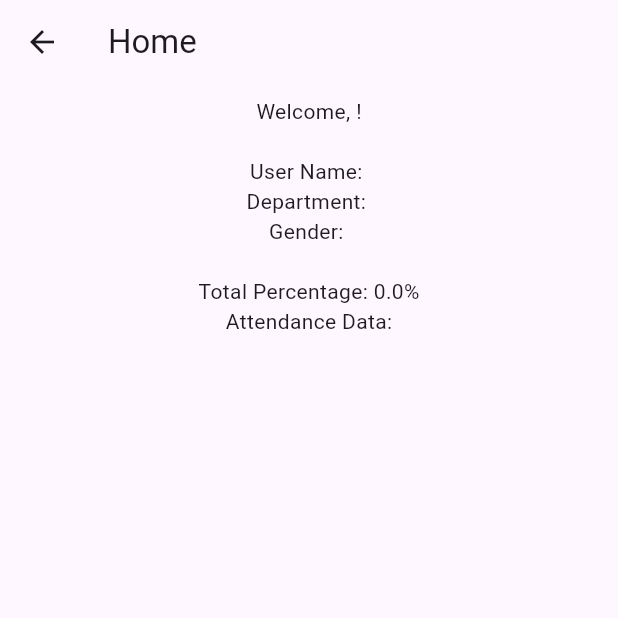
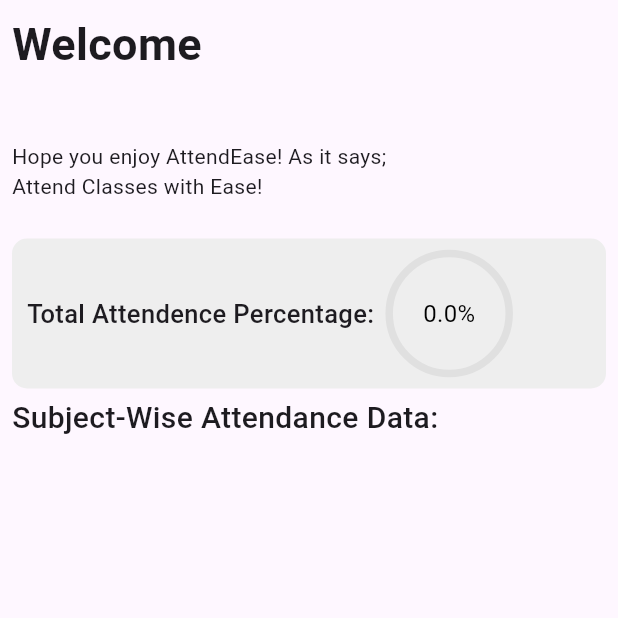
Before and after one commit to trulyPranav/AttendEase, a Flutter app: the Home screen opened directly with empty values, on a phone screen of 412 x 824 dp, the top half of it. Run offline on Flutter 3.47's test engine with Material 3 defaults, Android fonts, the phone set to English and light mode, and no system bars; our stand-ins replace animated_text_kit, clay_containers, shared_preferences; accounts and stored records are empty.

Commit message:
AttendEase 1st Prototype!

```diff
--- a/lib/screens/home.dart
+++ b/lib/screens/home.dart
@@ -1,4 +1,5 @@
 import 'package:flutter/material.dart';
+import 'package:animated_text_kit/animated_text_kit.dart';
 
 class Home extends StatefulWidget {
   final String name;
@@ -65,25 +66,69 @@
   @override
   Widget build(BuildContext context) {
     return Scaffold(
-      appBar: AppBar(
-        title: const Text('Home'),
-      ),
       body: SafeArea(
         child: SingleChildScrollView(
           child: Padding(
             padding: const EdgeInsets.all(8.0),
             child: Column(
-              mainAxisAlignment: MainAxisAlignment.center,
-              crossAxisAlignment: CrossAxisAlignment.center,
+              mainAxisAlignment: MainAxisAlignment.start,
+              crossAxisAlignment: CrossAxisAlignment.start,
               children: [
-                Text('Welcome, ${widget.name}!'),
+                Text('Welcome \n         $userName',
+                style: const TextStyle(
+                  fontWeight: FontWeight.bold,
+                  fontSize: 30,
+                ),),
+                const Text('Hope you enjoy AttendEase! As it says;\nAttend Classes with Ease!'),
                 const SizedBox(height: 20),
-                Text('User Name: $userName'),
-                Text('Department: $department'),
-                Text('Gender: $gender'),
-                const SizedBox(height: 20),
-                Text('Total Percentage: ${overallPercentage.toStringAsFixed(1)}%'),
-                const Text('Attendance Data:'),
+                Container(
+                  margin: const EdgeInsets.symmetric(vertical: 5),
+                  padding: const EdgeInsets.all(10),
+                  decoration: BoxDecoration(
+                    color: Colors.grey[200],
+                    borderRadius: BorderRadius.circular(10),
+                  ),
+                  child: Row(
+                    children: [
+                      const Text(
+                        'Total Attendence Percentage:',
+                        style: TextStyle(fontSize: 17, fontWeight: FontWeight.w500),
+                        overflow: TextOverflow.ellipsis,
+                        maxLines: 2,
+                      ),
+                      const SizedBox(width: 10),
+                      SizedBox(
+                        width: 80,
+                        height: 80,
+                        child: Stack(
+                          children: [
+                            SizedBox(
+                              width: 80,
+                              height: 80,
+                              child: CircularProgressIndicator(
+                                value: overallPercentage / 100,
+                                backgroundColor: Colors.grey[300],
+                                valueColor: AlwaysStoppedAnimation<Color>(Theme.of(context).primaryColor),
+                                strokeWidth: 5,
+                              ),
+                            ),
+                            Center(
+                              child: Text(
+                                '${overallPercentage.toStringAsFixed(1)}%',
+                                style: const TextStyle(fontSize: 16, color: Colors.black),
+                              ),
+                            ),
+                          ],
+                        ),
+                      ),
+                    ],
+                  ),
+                ),
+                const Text('Subject-Wise Attendance Data:',
+                style: TextStyle(
+                  fontSize: 20,
+                  fontWeight: FontWeight.w500,
+                ),),
                 ListView.builder(
                   shrinkWrap: true,
                   physics: const NeverScrollableScrollPhysics(),
@@ -133,9 +178,10 @@
                                 Text(
                                   total > 0
                                       ? percentage >= 0.75
-                                      ? 'Can cut ${(int.parse(attended) / 0.75 - total).floor()} classes'
-                                      : 'Need to attend ${(3 * total - 4 * int.parse(attended)).toString()} classes'
+                                      ? 'Can cut ${(int.parse(attended) / 0.75 - total).floor()} classes safely till 75%'
+                                      : 'Need to attend ${(3 * total - 4 * int.parse(attended)).toString()} classes for 75%'
                                       : 'Attendance not entered',
+                                      style: const TextStyle(fontSize: 15),
                                 ),
                               ],
                             ),
--- a/pubspec.yaml
+++ b/pubspec.yaml
@@ -40,6 +40,7 @@
   flutter_spinkit: ^5.2.1
   url_launcher: ^6.2.6
   shared_preferences: ^2.2.3
+  animated_text_kit: ^4.2.2
 
 dev_dependencies:
   flutter_test:
```
Also changed, not shown: pubspec.lock.
